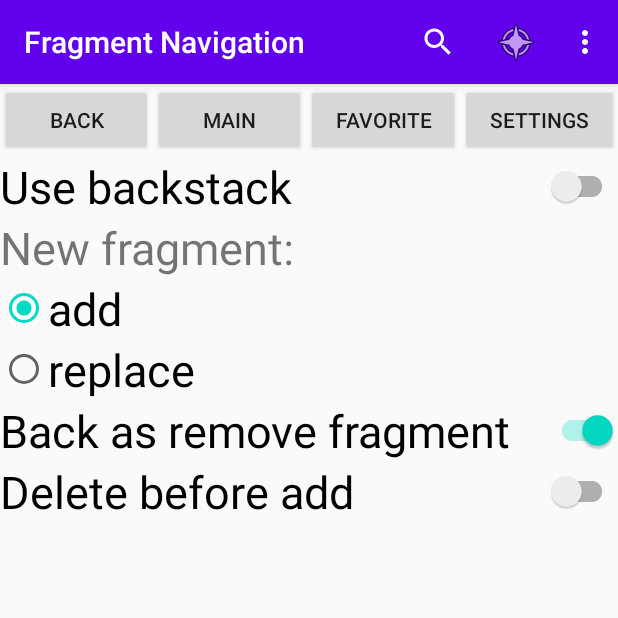
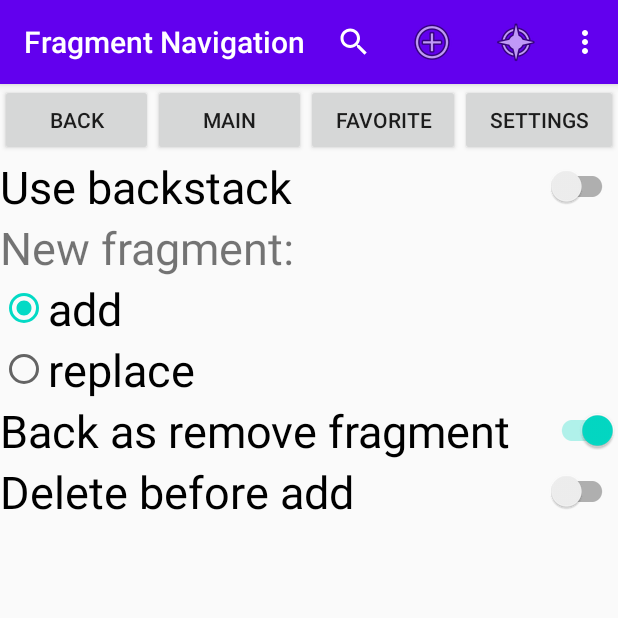
Before and after one commit to Gravitana/GB-2-07-Fragments, an Android app: the screen it shows after launch (MainActivity), in the options menu, after a tap on "Settings", on a phone screen of 412 x 824 dp, the top half of it. Run offline under Robolectric (Android 15) with nearby library versions, the phone set to English and light mode, and no system bars.

```diff
--- a/app/src/main/java/com/example/gb_2_07_fragments/MainFragment.java
+++ b/app/src/main/java/com/example/gb_2_07_fragments/MainFragment.java
@@ -2,11 +2,16 @@ package com.example.gb_2_07_fragments;
 
 import android.os.Bundle;
 
+import androidx.annotation.NonNull;
 import androidx.fragment.app.Fragment;
 
 import android.view.LayoutInflater;
+import android.view.Menu;
+import android.view.MenuInflater;
+import android.view.MenuItem;
 import android.view.View;
 import android.view.ViewGroup;
+import android.widget.Toast;
 
 public class MainFragment extends Fragment {
 
@@ -18,6 +23,21 @@ public class MainFragment extends Fragment {
     public View onCreateView(LayoutInflater inflater, ViewGroup container,
                              Bundle savedInstanceState) {
         View view = inflater.inflate(R.layout.fragment_main, container, false);
+        setHasOptionsMenu(true); // пункты из фрагмента добавятся в главное меню
         return view;
     }
+
+    @Override
+    public void onCreateOptionsMenu(@NonNull Menu menu, @NonNull MenuInflater inflater) {
+        inflater.inflate(R.menu.main_fragment, menu);
+        //super.onCreateOptionsMenu(menu, inflater);
+    }
+
+    @Override
+    public boolean onOptionsItemSelected(@NonNull MenuItem item) {
+        if (item.getItemId() == R.id.action_add) {
+            Toast.makeText(getContext(), "Chosen add", Toast.LENGTH_SHORT).show();
+        }
+        return super.onOptionsItemSelected(item);
+    }
 }
--- /dev/null
+++ b/app/src/main/res/menu/main_fragment.xml
@@ -0,0 +1,10 @@
+<?xml version="1.0" encoding="utf-8"?>
+<menu xmlns:android="http://schemas.android.com/apk/res/android"
+    xmlns:app="http://schemas.android.com/apk/res-auto">
+    <item
+        android:id="@+id/action_add"
+        android:icon="@android:drawable/ic_menu_add"
+        android:orderInCategory="7"
+        android:title="@string/add"
+        app:showAsAction="always" />
+</menu>
```
